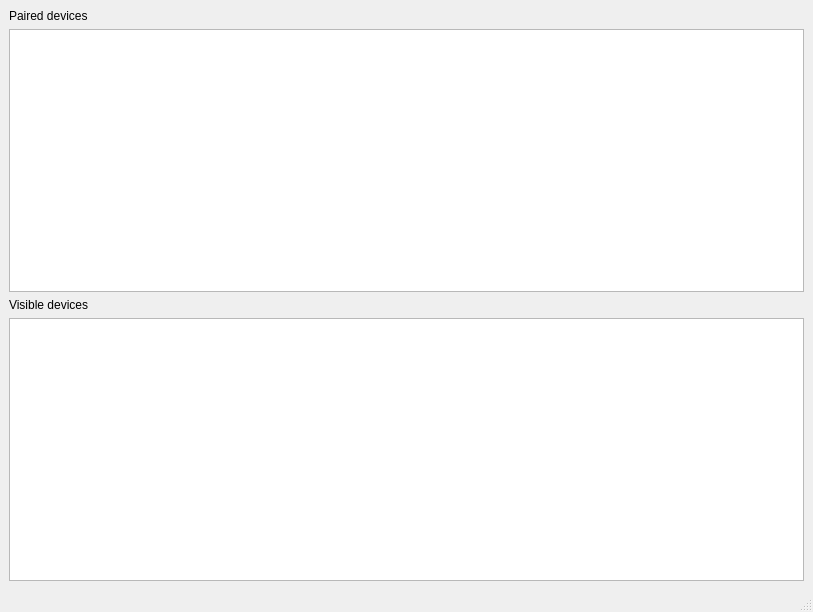
Old version of the form mainwindow.ui in the repository surlykke/partooth.
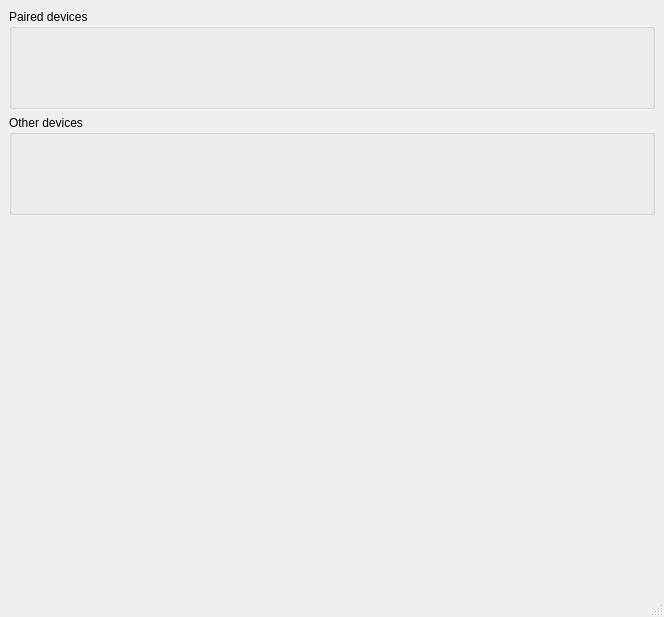
New version of the form.

Commit message: Work on visual appearance of list of devices

What changed in the file:
```diff
--- a/mainwindow.ui
+++ b/mainwindow.ui
@@ -6,8 +6,8 @@
    <rect>
     <x>0</x>
     <y>0</y>
-    <width>813</width>
-    <height>612</height>
+    <width>664</width>
+    <height>617</height>
    </rect>
   </property>
   <property name="windowTitle">
@@ -16,24 +16,45 @@
   <widget class="QWidget" name="centralwidget">
    <layout class="QVBoxLayout" name="verticalLayout">
     <item>
-     <widget class="QLabel" name="pairedDevicesLabel">
-      <property name="text">
+     <widget class="QGroupBox" name="pairedDevicesGroupBox">
+      <property name="minimumSize">
+       <size>
+        <width>0</width>
+        <height>100</height>
+       </size>
+      </property>
+      <property name="title">
        <string>Paired devices</string>
       </property>
+      <layout class="QVBoxLayout" name="verticalLayout_3"/>
      </widget>
     </item>
     <item>
-     <widget class="QListWidget" name="pairedDevicesList"/>
-    </item>
-    <item>
-     <widget class="QLabel" name="visibleDevicesLabel">
-      <property name="text">
-       <string>Visible devices</string>
+     <widget class="QGroupBox" name="otherDevicesGroupBox">
+      <property name="minimumSize">
+       <size>
+        <width>0</width>
+        <height>100</height>
+       </size>
       </property>
+      <property name="title">
+       <string>Other devices</string>
+      </property>
+      <layout class="QVBoxLayout" name="verticalLayout_2"/>
      </widget>
     </item>
     <item>
-     <widget class="QListWidget" name="visibleDevicesList"/>
+     <spacer name="verticalSpacer">
+      <property name="orientation">
+       <enum>Qt::Vertical</enum>
+      </property>
+      <property name="sizeHint" stdset="0">
+       <size>
+        <width>20</width>
+        <height>294</height>
+       </size>
+      </property>
+     </spacer>
     </item>
    </layout>
    <zorder>visibleDevicesList</zorder>
```
Left out of the diff: 6 changed lines with no effect on the pictures. The commit also changes 9 other files.
